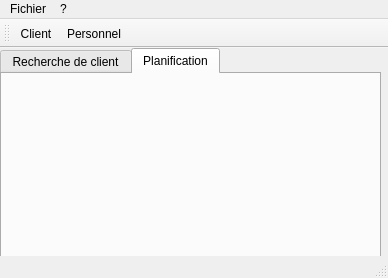
OlivierCoue/projetqt, file mainwindow.ui: the form before one commit.
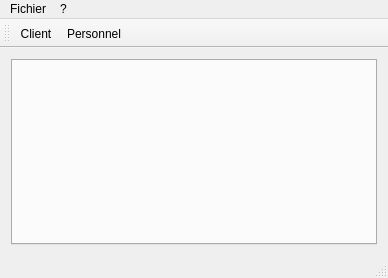
The form after the commit.

Commit message: create class Client + SearchClientWidget + create client ui

```diff
--- a/mainwindow.ui
+++ b/mainwindow.ui
@@ -14,29 +14,15 @@
    <string>The Application</string>
   </property>
   <widget class="QWidget" name="centralWidget">
+   <layout class="QGridLayout" name="gridLayout">
+    <item row="0" column="0">
    <widget class="QTabWidget" name="tabWidget">
-    <property name="geometry">
-     <rect>
-      <x>0</x>
-      <y>0</y>
-      <width>381</width>
-      <height>211</height>
-     </rect>
-    </property>
     <property name="currentIndex">
-     <number>1</number>
-    </property>
-    <widget class="QWidget" name="tab">
-     <attribute name="title">
-      <string>Recherche de client</string>
-     </attribute>
-    </widget>
-    <widget class="QWidget" name="tab_2">
-     <attribute name="title">
-      <string>Planification</string>
-     </attribute>
-    </widget>
-   </widget>
+       <number>-1</number>
+      </property>
+     </widget>
+    </item>
+   </layout>
   </widget>
   <widget class="QMenuBar" name="menuBar">
    <property name="geometry">
```
Lines whose indentation alone changed are shown as unchanged. The commit also changes 10 other files.
